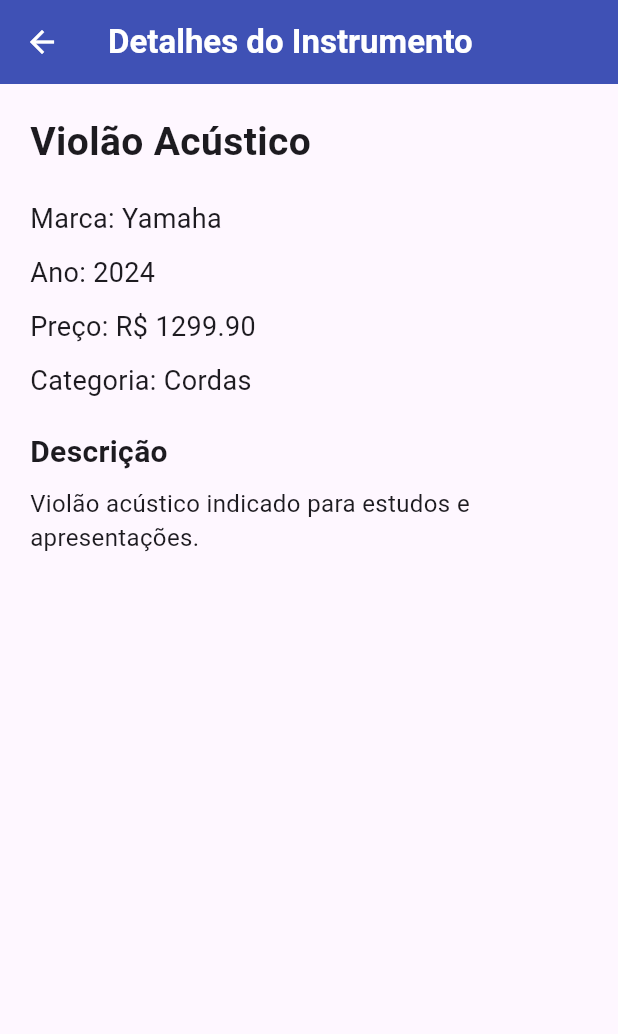
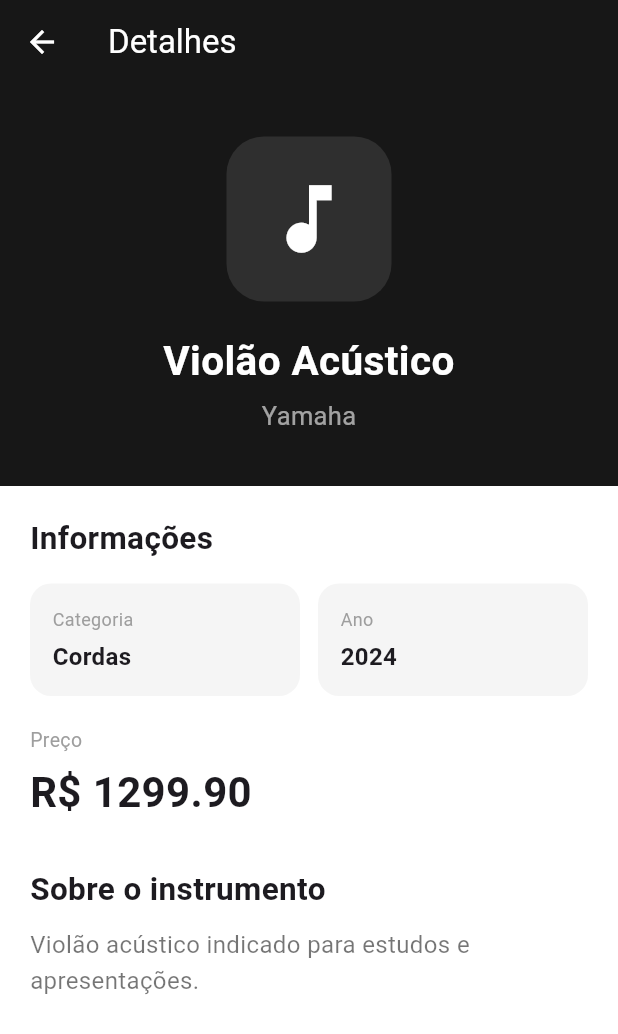
Before and after one commit to nicholascatelan/Trabalho_Dispositivos_Moveis, a Flutter app: the screen it shows after launch, after a tap on "Violão Acústico", on a phone screen of 412 x 824 dp. Shown: the top 1034 px of the screen. Run offline on Flutter 3.47's test engine with Material 3 defaults, Android fonts, the phone set to English and light mode, and no system bars.

Commit message:
refacctor: estilizando instrumento_detalhes

```diff
--- a/parte2_flutter/lib/screens/instrumento_detalhes.dart
+++ b/parte2_flutter/lib/screens/instrumento_detalhes.dart
@@ -9,77 +9,186 @@ class InstrumentoDetalhes extends StatelessWidget {
     required this.instrumento,
   });
 
-  @override
-  Widget build(BuildContext context) {
-    return Scaffold(
-      appBar: AppBar(
-        title: const Text(
-          'Detalhes do Instrumento',
-          style: TextStyle(
-            fontWeight: FontWeight.bold,
-          ),
+  IconData escolherIcone() {
+    final nome = instrumento.nome.toLowerCase();
+
+    if (nome.contains('teclado') || nome.contains('piano')) {
+      return Icons.piano;
+    }
+
+    if (nome.contains('bateria')) {
+      return Icons.album;
+    }
+
+    return Icons.music_note;
+  }
+
+  Widget informacao(String titulo, String valor) {
+    return Expanded(
+      child: Container(
+        padding: const EdgeInsets.all(15),
+        decoration: BoxDecoration(
+          color: const Color(0xFFF5F5F5),
+          borderRadius: BorderRadius.circular(14),
         ),
-        backgroundColor: Colors.indigo,
-        foregroundColor: Colors.white,
-      ),
-
-      body: Padding(
-        padding: const EdgeInsets.all(20),
-
         child: Column(
           crossAxisAlignment: CrossAxisAlignment.start,
           children: [
             Text(
-              instrumento.nome,
+              titulo,
               style: const TextStyle(
-                fontSize: 26,
+                color: Colors.grey,
+                fontSize: 12,
+              ),
+            ),
+            const SizedBox(height: 5),
+            Text(
+              valor,
+              style: const TextStyle(
+                fontSize: 16,
                 fontWeight: FontWeight.bold,
               ),
             ),
+          ],
+        ),
+      ),
+    );
+  }
 
-            const SizedBox(height: 20),
+  @override
+  Widget build(BuildContext context) {
+    return Scaffold(
+      backgroundColor: Colors.white,
 
-            Text(
-              'Marca: ${instrumento.marca}',
-              style: const TextStyle(fontSize: 18),
-            ),
+      appBar: AppBar(
+        title: const Text('Detalhes'),
+        backgroundColor: const Color(0xFF171717),
+        foregroundColor: Colors.white,
+      ),
 
-            const SizedBox(height: 10),
+      body: SingleChildScrollView(
+        child: Column(
+          children: [
+            // Área principal
+            Container(
+              width: double.infinity,
+              padding: const EdgeInsets.all(35),
+              color: const Color(0xFF171717),
 
-            Text(
-              'Ano: ${instrumento.ano}',
-              style: const TextStyle(fontSize: 18),
-            ),
+              child: Column(
+                children: [
+                  Container(
+                    width: 110,
+                    height: 110,
+                    decoration: BoxDecoration(
+                      color: Colors.white10,
+                      borderRadius: BorderRadius.circular(25),
+                    ),
+                    child: Icon(
+                      escolherIcone(),
+                      color: Colors.white,
+                      size: 60,
+                    ),
+                  ),
 
-            const SizedBox(height: 10),
+                  const SizedBox(height: 20),
 
-            Text(
-              'Preço: R\$ ${instrumento.preco.toStringAsFixed(2)}',
-              style: const TextStyle(fontSize: 18),
-            ),
+                  Text(
+                    instrumento.nome,
+                    textAlign: TextAlign.center,
+                    style: const TextStyle(
+                      color: Colors.white,
+                      fontSize: 27,
+                      fontWeight: FontWeight.bold,
+                    ),
+                  ),
 
-            const SizedBox(height: 10),
+                  const SizedBox(height: 5),
 
-            Text(
-              'Categoria: ${instrumento.categoria}',
-              style: const TextStyle(fontSize: 18),
-            ),
-
-            const SizedBox(height: 20),
-
-            const Text(
-              'Descrição',
-              style: TextStyle(
-                fontSize: 20,
-                fontWeight: FontWeight.bold,
+                  Text(
+                    instrumento.marca,
+                    style: const TextStyle(
+                      color: Colors.white60,
+                      fontSize: 17,
+                    ),
+                  ),
+                ],
               ),
             ),
 
-            const SizedBox(height: 8),
+            Padding(
+              padding: const EdgeInsets.all(20),
+              child: Column(
+                crossAxisAlignment: CrossAxisAlignment.start,
+                children: [
+                  const Text(
+                    'Informações',
+                    style: TextStyle(
+                      fontSize: 21,
+                      fontWeight: FontWeight.bold,
+                    ),
+                  ),
 
-            Text(
-              instrumento.descricao,
-              style: const TextStyle(fontSize: 16),
+                  const SizedBox(height: 15),
+
+                  Row(
+                    children: [
+                      informacao(
+                        'Categoria',
+                        instrumento.categoria,
+                      ),
+
+                      const SizedBox(width: 12),
+
+                      informacao(
+                        'Ano',
+                        instrumento.ano.toString(),
+                      ),
+                    ],
+                  ),
+
+                  const SizedBox(height: 20),
+
+                  const Text(
+                    'Preço',
+                    style: TextStyle(
+                      color: Colors.grey,
+                      fontSize: 13,
+                    ),
+                  ),
+
+                  const SizedBox(height: 5),
+
+                  Text(
+                    'R\$ ${instrumento.preco.toStringAsFixed(2)}',
+                    style: const TextStyle(
+                      fontSize: 28,
+                      fontWeight: FontWeight.bold,
+                    ),
+                  ),
+
+                  const SizedBox(height: 30),
+
+                  const Text(
+                    'Sobre o instrumento',
+                    style: TextStyle(
+                      fontSize: 21,
+                      fontWeight: FontWeight.bold,
+                    ),
+                  ),
+
+                  const SizedBox(height: 10),
+
+                  Text(
+                    instrumento.descricao,
+                    style: const TextStyle(
+                      color: Colors.black54,
+                      fontSize: 16,
+                      height: 1.5,
+                    ),
+                  ),
+                ],
+              ),
             ),
           ],
         ),
```
